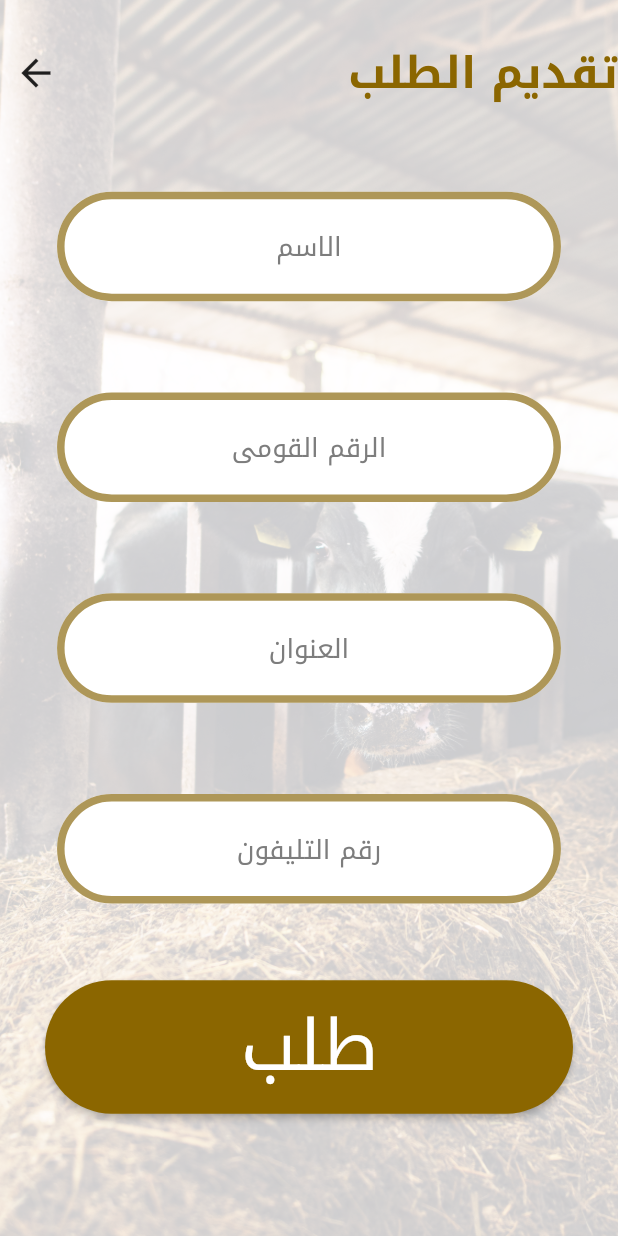
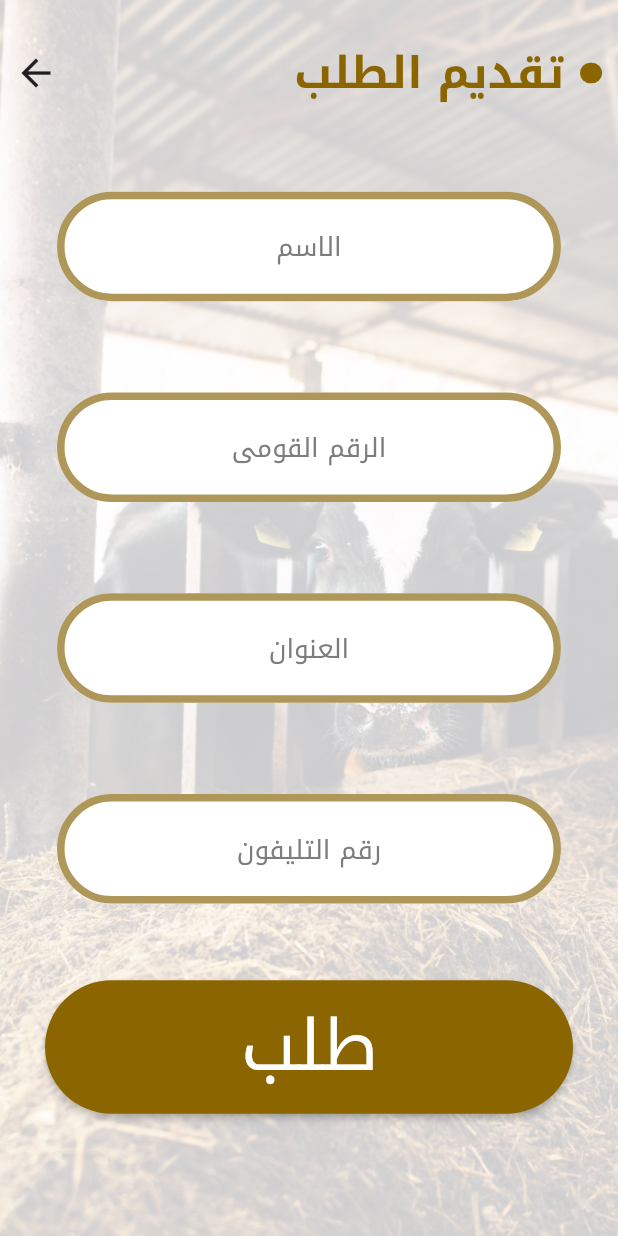
Before and after one commit to AhmedAbdulla1/El_mat7en, a Flutter app: the screen it shows after launch, on a phone screen of 412 x 824 dp. Run offline on Flutter 3.47's test engine with Material 2 defaults, Android fonts, the phone set to English and light mode, and no system bars; our stand-ins replace dartz, dio, flutter_screenutil, freezed_annotation, get_it, internet_connection_checker and 4 more; missing offline and left inert: multiple_stream_builder.

Commit message:
edit app bar

```diff
--- a/lib/presentation/feed_states/widgets/custom_app_bar.dart
+++ b/lib/presentation/feed_states/widgets/custom_app_bar.dart
@@ -8,9 +8,23 @@ class CustomAppBar extends StatelessWidget {
   @override
   Widget build(BuildContext context) {
     return Row(
-      mainAxisAlignment: MainAxisAlignment.spaceBetween,
+      // mainAxisAlignment: MainAxisAlignment.spaceBetween,
       textDirection: TextDirection.rtl,
       children: [
+        SizedBox(
+          width: 10.w,
+        ),
+        Container(
+          width: 14.w,
+          height: 14.h,
+          decoration: BoxDecoration(
+            color: ColorManager.primary,
+            borderRadius: BorderRadius.circular(50.r),
+          ),
+        ),
+        SizedBox(
+          width: 10.w,
+        ),
         Text(
           title,
           style: TextStyle(
@@ -19,6 +33,7 @@ class CustomAppBar extends StatelessWidget {
               color: ColorManager.primary,
               fontWeight: FontWeight.bold),
         ),
+        const Expanded(child: SizedBox()),
         IconButton(
           onPressed: () {
             Navigator.pop(context);
```
